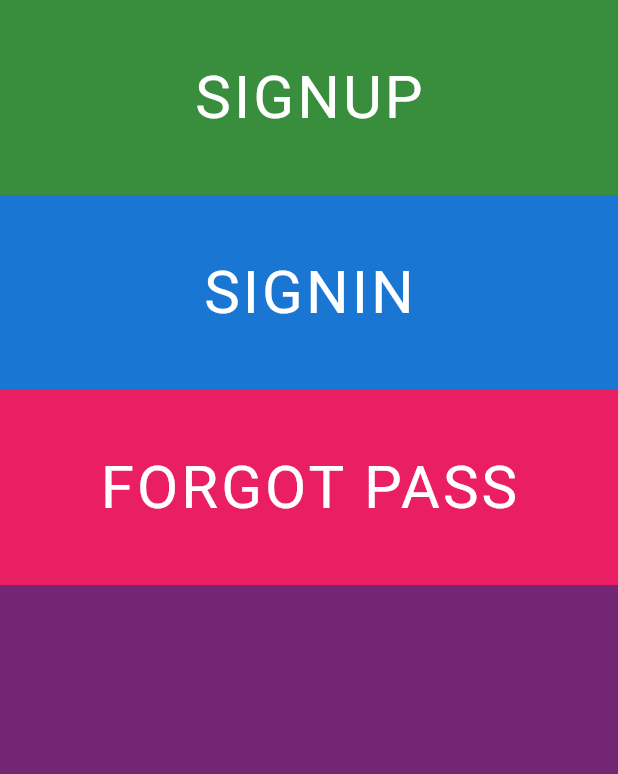
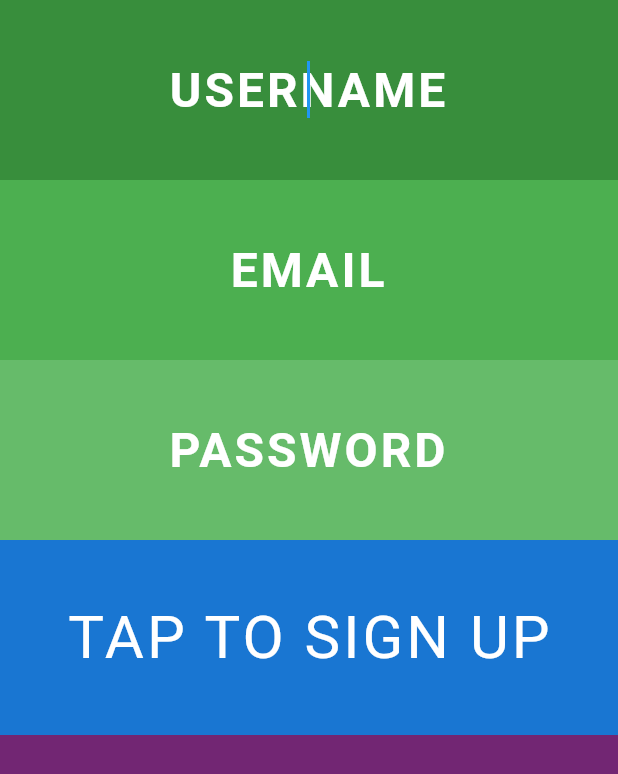
Before and after one commit to yaneq/flutter-yo, a Flutter app: the screen it shows after launch, on a phone screen of 412 x 824 dp. Shown: the top 774 px of the screen. Run offline on Flutter 3.47's test engine with Material 2 defaults, Android fonts, the phone set to English and light mode, and no system bars.

Commit message:
create signup screen

```diff
--- a/lib/main.dart
+++ b/lib/main.dart
@@ -1,6 +1,7 @@
 import 'package:flutter/material.dart';
 import 'package:yoapp/scenes/playground.dart';
 import 'package:yoapp/scenes/welcome/sceen.dart';
+import 'package:yoapp/scenes/welcome/scenes/signup/screen.dart';
 
 void main() => runApp(App());
 
@@ -17,10 +18,11 @@ class App extends StatelessWidget {
         primarySwatch: Colors.blue,
         scaffoldBackgroundColor: Color.fromRGBO(114, 38, 115, 1.0),
       ),
-      initialRoute: '/',
+      initialRoute: '/signup',
       routes: {
         '/': (context) => WelcomeScreen(),
         '/playground': (context) => PlaygroundScreen(),
+        '/signup': (context) => SignupScreen(),
       },
     );
   }
--- /dev/null
+++ b/lib/scenes/welcome/scenes/signup/screen.dart
@@ -0,0 +1,23 @@
+import 'package:flutter/material.dart';
+import 'package:yoapp/scenes/widgets/button.dart';
+import 'package:yoapp/scenes/widgets/input_text.dart';
+
+class SignupScreen extends StatelessWidget {
+  SignupScreen({Key key}) : super(key: key);
+
+  @override
+  Widget build(BuildContext context) {
+    return Scaffold(
+      body: SafeArea(
+        child: Column(
+          children: [
+            InputText(text: "USERNAME", color: Colors.green[700]),
+            InputText(text: "EMAIL", color: Colors.green[500]),
+            InputText(text: "PASSWORD", color: Colors.green[400], isPassword: true),
+            ButtonText(text: "TAP TO SIGN UP", color: Colors.blue[700]),
+           ]
+          ),
+      )
+    );
+  }
+}
```
Also changed, not shown: lib/main.1.dart (deleted, +0 -111 lines).
